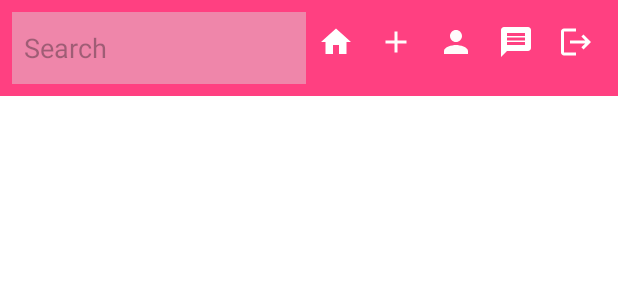
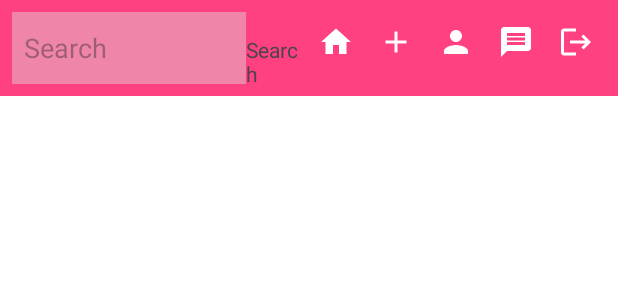
Before and after one commit to et1141/InstagramCopy, an Android app: the layout activity_main.xml on its own in the app's theme, with its tools: preview values and no code run, on a phone screen of 412 x 824 dp. Shown: the top 300 px of the screen. Run offline under Robolectric (Android 15) with nearby library versions, the phone set to English and light mode, and no system bars.

```diff
--- a/app/src/main/res/layout/activity_main.xml
+++ b/app/src/main/res/layout/activity_main.xml
@@ -26,6 +26,13 @@
             android:hint="Search"
             android:padding="8dp"
             android:textColor="@android:color/black" />
+
+        <TextView
+            android:id="@+id/buttonSearch"
+            android:layout_width="40dp"
+            android:layout_height="40dp"
+            android:text="Search"
+             />
 
         <!-- Add Post Button -->
         <ImageButton
```
Also changed, not shown: app/src/main/java/com/example/instagram_copy/MainActivity.java (+33 -16 lines), app/src/main/res/drawable/search2.png (added).
